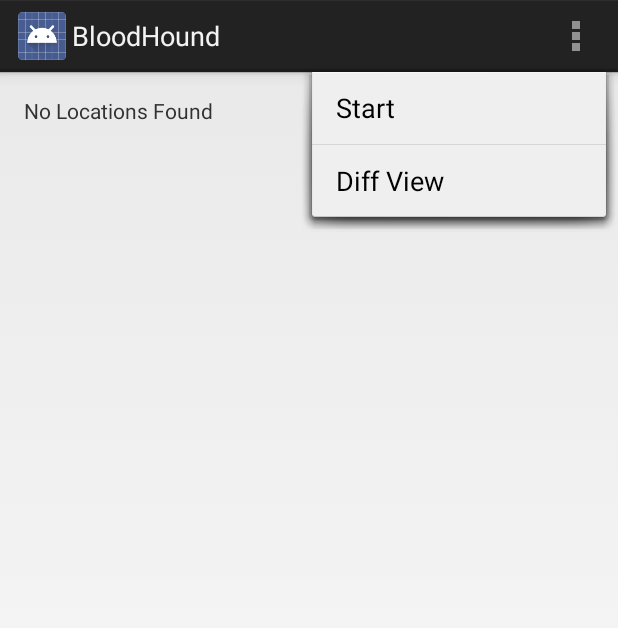
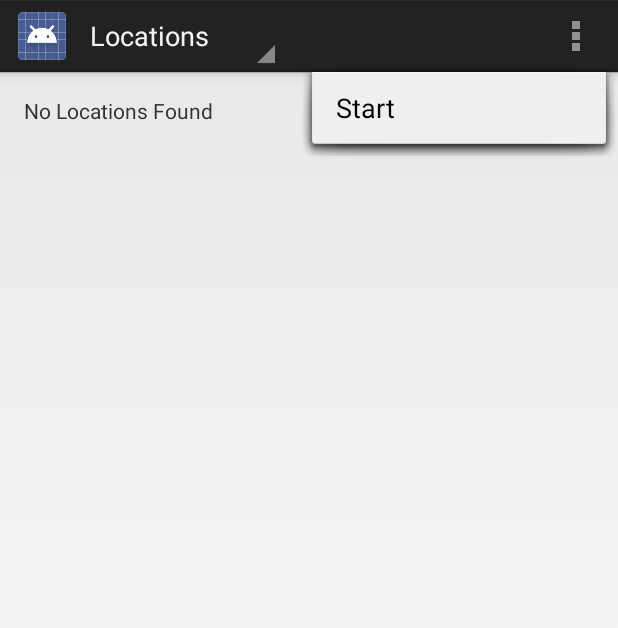
Before and after one commit to alanwgeorge/bloodhound-gps, an Android app: the screen it shows after launch (MainActivity before the commit, TabsMainActivity after it), with the options menu open, on a phone screen of 412 x 824 dp. Shown: the top 628 px of the screen. Run offline under Robolectric (Android 15) with nearby library versions, the phone set to English and light mode, and no system bars.

Commit message:
Added ActionBar spinner for Locations and LocationDiff views

```diff
--- /dev/null
+++ b/bloodhound/src/main/java/com/alangeorge/android/bloodhound/TabsMainActivity.java
@@ -0,0 +1,203 @@
+package com.alangeorge.android.bloodhound;
+
+import android.annotation.SuppressLint;
+import android.app.ActionBar;
+import android.app.Activity;
+import android.app.Fragment;
+import android.app.ListFragment;
+import android.app.LoaderManager;
+import android.content.CursorLoader;
+import android.content.Intent;
+import android.content.Loader;
+import android.database.Cursor;
+import android.os.Bundle;
+import android.util.Log;
+import android.view.LayoutInflater;
+import android.view.Menu;
+import android.view.MenuItem;
+import android.view.View;
+import android.view.ViewGroup;
+import android.widget.ArrayAdapter;
+import android.widget.ListView;
+import android.widget.SimpleCursorAdapter;
+
+import org.jetbrains.annotations.NotNull;
+
+import static com.alangeorge.android.bloodhound.BloodHoundReceiver.BLOODHOUND_RECEIVER_ACTION;
+import static com.alangeorge.android.bloodhound.LocationContentProvider.LOCATIONS_CONTENT_URI;
+import static com.alangeorge.android.bloodhound.MapDetailActivity.EXTRA_ACTION;
+import static com.alangeorge.android.bloodhound.MapDetailActivity.EXTRA_START;
+import static com.alangeorge.android.bloodhound.MapDetailActivity.MAP_ACTION_LOCATION;
+import static com.alangeorge.android.bloodhound.model.dao.DBHelper.LOCATIONS_COLUMN_ID;
+import static com.alangeorge.android.bloodhound.model.dao.DBHelper.LOCATIONS_COLUMN_LATITUDE;
+import static com.alangeorge.android.bloodhound.model.dao.DBHelper.LOCATIONS_COLUMN_LONGITUDE;
+import static com.alangeorge.android.bloodhound.model.dao.DBHelper.LOCATIONS_COLUMN_TIME;
+import static com.alangeorge.android.bloodhound.model.dao.DBHelper.LOCATIONS_COLUMN_TIME_STRING;
+
+public class TabsMainActivity extends Activity implements ActionBar.OnNavigationListener {
+    private static final String TAG = "TabsMainActivity";
+
+    /**
+     * The serialization (saved instance state) Bundle key representing the
+     * current dropdown position.
+     */
+    private static final String STATE_SELECTED_NAVIGATION_ITEM = "selected_navigation_item";
+
+    @Override
+    protected void onCreate(Bundle savedInstanceState) {
+        Log.d(TAG, "onCreate()");
+        super.onCreate(savedInstanceState);
+
+        setContentView(R.layout.tabs_main);
+
+        // Set up the action bar to show a dropdown list.
+        @SuppressLint("AppCompatMethod")
+        final ActionBar actionBar = getActionBar();
+        //noinspection ConstantConditions
+        actionBar.setDisplayShowTitleEnabled(false);
+        actionBar.setNavigationMode(ActionBar.NAVIGATION_MODE_LIST);
+
+        // Set up the dropdown list navigation in the action bar.
+        actionBar.setListNavigationCallbacks(
+                // Specify a SpinnerAdapter to populate the dropdown list.
+                new ArrayAdapter<String>(
+                        actionBar.getThemedContext(),
+                        android.R.layout.simple_list_item_1,
+                        android.R.id.text1,
+                        new String[]{
+                                getString(R.string.title_section1),
+                                getString(R.string.title_section2),
+                        }
+                ),
+                this
+        );
+    }
+
+    @Override
+    public void onRestoreInstanceState(@NotNull Bundle savedInstanceState) {
+        // Restore the previously serialized current dropdown position.
+        if (!savedInstanceState.containsKey(STATE_SELECTED_NAVIGATION_ITEM)) {
+            return;
+        }
+        //noinspection ConstantConditions
+        getActionBar().setSelectedNavigationItem(savedInstanceState.getInt(STATE_SELECTED_NAVIGATION_ITEM));
+    }
+
+    @Override
+    public void onSaveInstanceState(@NotNull Bundle outState) {
+        // Serialize the current dropdown position.
+        //noinspection ConstantConditions
+        outState.putInt(STATE_SELECTED_NAVIGATION_ITEM, getActionBar().getSelectedNavigationIndex());
+    }
+
+    @Override
+    public boolean onCreateOptionsMenu(Menu menu) {
+        // Inflate the menu; this adds items to the action bar if it is present.
+        getMenuInflater().inflate(R.menu.main, menu);
+        return true;
+    }
+
+    @Override
+    public boolean onOptionsItemSelected(MenuItem item) {
+        int id = item.getItemId();
+        if (id == R.id.action_start) {
+            sendBroadcast(new Intent(BLOODHOUND_RECEIVER_ACTION));
+        }
+        return super.onOptionsItemSelected(item);
+    }
+
+    @Override
+    public boolean onNavigationItemSelected(int itemPosition, long itemId) {
+        Fragment destination = null;
+
+        switch (itemPosition) {
+            case 0:
+                destination = new LocationsFragment();
+                break;
+            case 1:
+                destination = new LocationDiffFragment();
+                break;
+            default:
+                throw new IllegalArgumentException("onNavigationItemSelected(" + itemPosition + "): invalid selection");
+        }
+
+        getFragmentManager().beginTransaction()
+                .replace(R.id.container, destination)
+                .commit();
+
+        return true;
+    }
+
+    public static class LocationsFragment extends ListFragment implements LoaderManager.LoaderCallbacks<Cursor> {
+
+        private static final String ARG_SECTION_NUMBER = "section_number";
+
+        private SimpleCursorAdapter adapter;
+
+        @Override
+        public View onCreateView(LayoutInflater inflater, ViewGroup container, Bundle savedInstanceState) {
+            View rootView = inflater.inflate(R.layout.activity_main, container, false);
+            fillData();
+            return rootView;
+        }
+
+        @Override
+        public void onListItemClick(ListView listView, View view, int position, long id) {
+            Log.d(TAG, "onListItemClick(" + position + ")");
+
+            Intent detailIntent = new Intent(getActivity(), MapDetailActivity.class);
+
+            detailIntent.putExtra(EXTRA_ACTION, MAP_ACTION_LOCATION);
+            detailIntent.putExtra(EXTRA_START, id);
+            startActivity(detailIntent);
+        }
+
+        @Override
+        public Loader<Cursor> onCreateLoader(int id, Bundle args) {
+            Log.d(TAG, "onCreateLoader()");
+            String[] projection = {
+                    LOCATIONS_COLUMN_ID,
+                    LOCATIONS_COLUMN_LONGITUDE,
+                    LOCATIONS_COLUMN_LATITUDE,
+                    LOCATIONS_COLUMN_TIME_STRING,
+                    LOCATIONS_COLUMN_TIME
+            };
+
+            return new CursorLoader(getActivity(), LOCATIONS_CONTENT_URI, projection, null, null, LOCATIONS_COLUMN_TIME + " desc");
+        }
+
+        @Override
+        public void onLoadFinished(Loader<Cursor> loader, Cursor data) {
+            Log.d(TAG, "onLoadFinished()");
+            adapter.swapCursor(data);
+        }
+
+        @Override
+        public void onLoaderReset(Loader<Cursor> loader) {
+            Log.d(TAG, "onLoaderReset()");
+            adapter.swapCursor(null);
+        }
+
+        private void fillData() {
+            String[] from = new String[] {
+                    LOCATIONS_COLUMN_LATITUDE,
+                    LOCATIONS_COLUMN_LONGITUDE,
+                    LOCATIONS_COLUMN_TIME_STRING
+            };
+
+            int[] to = new int[] {
+                    R.id.latitudeTextView,
+                    R.id.longitudeTextView,
+                    R.id.timeTextView
+            };
+
+            //getLoaderManager().enableDebugLogging(true);
+            getLoaderManager().initLoader(0, null, this);
+
+            adapter = new SimpleCursorAdapter(getActivity(), R.layout.location_list_item, null, from, to, 0);
+
+            setListAdapter(adapter);
+        }
+
+    }
+}
--- /dev/null
+++ b/bloodhound/src/main/res/layout/tabs_main.xml
@@ -0,0 +1,11 @@
+<?xml version="1.0" encoding="utf-8"?>
+
+<FrameLayout xmlns:android="http://schemas.android.com/apk/res/android"
+             xmlns:tools="http://schemas.android.com/tools"
+             android:id="@+id/container"
+             android:layout_width="match_parent"
+             android:layout_height="match_parent"
+             tools:context=".MyActivity"
+             tools:ignore="MergeRootFrame" >
+
+</FrameLayout>
--- a/bloodhound/src/main/res/menu/main.xml
+++ b/bloodhound/src/main/res/menu/main.xml
@@ -4,5 +4,4 @@
     tools:context="com.alangeorge.android.bloodhound.MainActivity" >
 
     <item android:id="@+id/action_start" android:title="@string/action_start" android:orderInCategory="100" app:showAsAction="never" />
-    <item android:id="@+id/action_diff_view" android:title="@string/action_diff_view" android:orderInCategory="100" app:showAsAction="never" />
 </menu>
--- a/bloodhound/src/main/res/values/strings.xml
+++ b/bloodhound/src/main/res/values/strings.xml
@@ -6,5 +6,7 @@
     <string name="no_locations">No Locations Found</string>
     <string name="map_view_name">Map View</string>
     <string name="action_diff_view">Diff View</string>
+    <string name="title_section1">Locations</string>
+    <string name="title_section2">Location Diff</string>
 
 </resources>
```
Also changed, not shown: bloodhound/src/main/AndroidManifest.xml (+9 -5 lines), bloodhound/src/main/java/com/alangeorge/android/bloodhound/LocationDiffFragment.java (added, +142 -0 lines).
